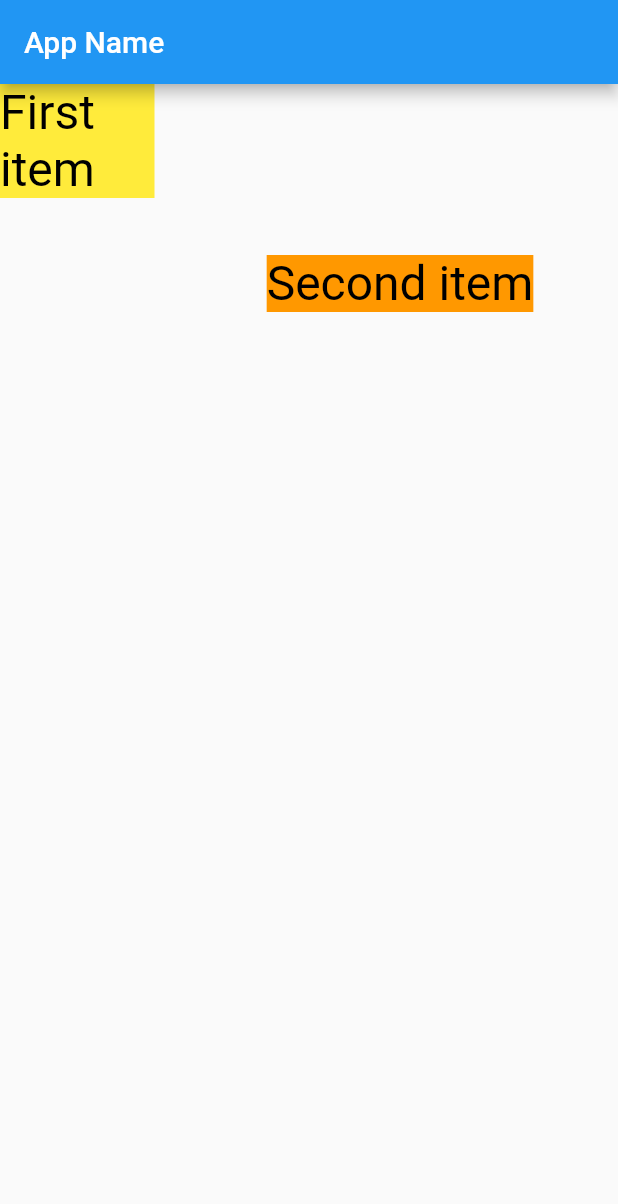
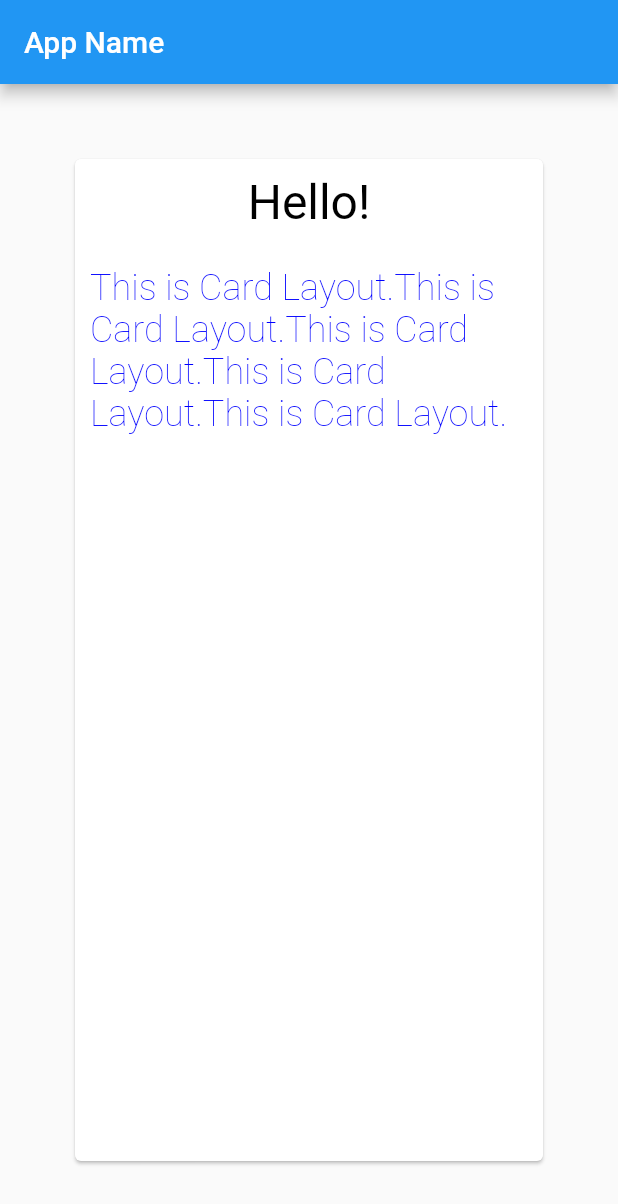
Before and after one commit to Liyuu8/flutter_app, a Flutter app: the screen it shows after launch, on a phone screen of 412 x 824 dp. Shown: the top 1204 px of the screen. Run offline on Flutter 3.47's test engine with Material 2 defaults, Android fonts, the phone set to English and light mode, and no system bars.

Commit message:
Implement the Card

```diff
--- a/lib/main.dart
+++ b/lib/main.dart
@@ -34,49 +34,45 @@ class _MyHomePageState extends State<MyHomePage> {
         title: new Text('App Name'),
       ),
       body:
+      new Center(
+        child:
+        new Card(
+          key: null,
+          margin: EdgeInsets.all(50.0),
+          child:
+          new Padding(
+            padding: EdgeInsets.all(10.0),
+            child:
             new Column(
-          crossAxisAlignment: CrossAxisAlignment.start,
+                mainAxisAlignment: MainAxisAlignment.start,
+                mainAxisSize: MainAxisSize.max,
+                crossAxisAlignment: CrossAxisAlignment.center,
                 children: <Widget>[
-
-            new FractionallySizedBox(
-              child:
-              new Container(
-                color: Colors.yellow,
-                child:
                   new Text(
-                  "First item",
+                    "Hello!",
                     style: new TextStyle(fontSize:32.0,
                         color: const Color(0xFF000000),
                         fontWeight: FontWeight.w400,
                         fontFamily: "Roboto"),
                   ),
 
-                padding: const EdgeInsets.all(0.0),
-                alignment: Alignment.center,
+                  new Padding(
+                    padding: const EdgeInsets.all(12.0),
                   ),
 
-              widthFactor: 0.25,
+                  new Text(
+                    "This is Card Layout." * 5,
+                    style: new TextStyle(fontSize:24.0,
+                        color: const Color(0xFF0000FF),
+                        fontWeight: FontWeight.w200,
+                        fontFamily: "Roboto"),
+                  )
+                ]
+
             ),
-
-            new FractionalTranslation(
-              child:
-              new Container(
-                color: Colors.orange,
-                child:
-                new Text(
-                  "Second item",
-                  style: new TextStyle(fontSize:32.0,
-                      color: const Color(0xFF000000),
-                      fontWeight: FontWeight.w400,
-                      fontFamily: "Roboto"),
           ),
 
         ),
-
-              translation: new Offset(1.00, 1.00),
-            ),
-
-          ]
 
       ),
 
```
Lines whose indentation alone changed are shown as unchanged.
